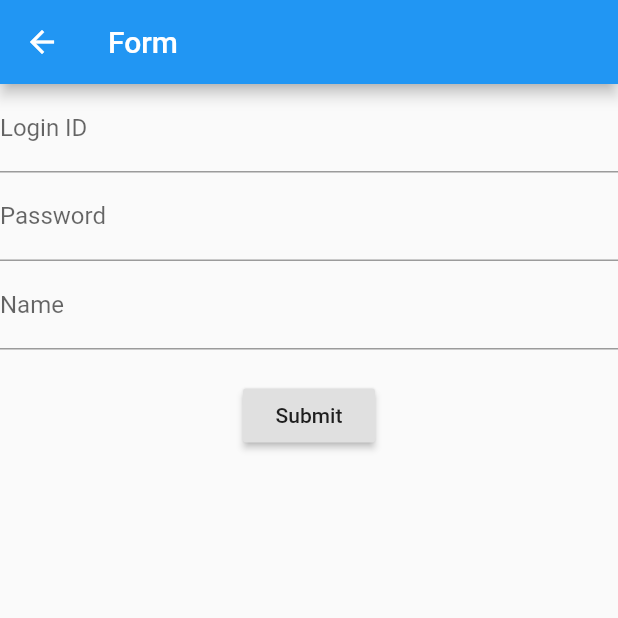
After one commit to tri-star/flutter-practice, a Flutter app: the FormScreen screen opened by its route, on a phone screen of 412 x 824 dp, the top half of it. The commit adds this screen. Run offline on Flutter 3.47's test engine with Material 2 defaults, Android fonts, the phone set to English and light mode, and no system bars.

Commit message:
フォームのテスト用画面を追加

```diff
--- a/lib/main.dart
+++ b/lib/main.dart
@@ -1,6 +1,6 @@
 import 'package:flutter/material.dart';
+import 'package:flutter_practice/screens/form.dart';
 import 'package:flutter_practice/screens/practice_menu.dart';
-
 import 'package:flutter_practice/screens/layout_practice.dart';
 import 'package:flutter_practice/screens/state_with_inherit.dart';
 import 'package:flutter_practice/screens/state_with_provider/state_with_provider.dart';
@@ -21,6 +21,7 @@ class MyApp extends StatelessWidget {
         '/state-with-inherit': (BuildContext context) => StateWithInherit(),
         '/state-with-provider': (BuildContext context) => StateWithProvider(),
         '/web-api': (BuildContext context) => WebApi(),
+        '/form': (BuildContext context) => FormScreen(),
       },
       home: PracticeMenu(),
 
--- /dev/null
+++ b/lib/screens/form.dart
@@ -0,0 +1,60 @@
+import 'package:flutter/material.dart';
+
+
+class FormScreen extends StatelessWidget {
+  @override
+  Widget build(BuildContext context) {
+    return Scaffold(
+      appBar: AppBar(title: Text('Form')),
+      body: UserRegistForm(),
+    );
+  }
+}
+
+class UserRegistForm extends StatefulWidget {
+  @override
+  State<StatefulWidget> createState() => UserRegistFormState();
+}
+
+
+class UserRegistFormState extends State<UserRegistForm> {
+
+  final _formKey = GlobalKey<FormState>();
+
+  @override
+  Widget build(BuildContext context) {
+    return Form(
+      key: _formKey,
+      child: Column(
+        children: [
+          TextFormField(
+            decoration: InputDecoration(
+              labelText: 'Login ID',
+            ),
+          ),
+          TextFormField(
+            decoration: InputDecoration(
+              labelText: 'Password',
+            ),
+          ),
+          TextFormField(
+            decoration: InputDecoration(
+              labelText: 'Name',
+            ),
+          ),
+          Padding(
+            padding: EdgeInsets.only(top: 20),
+            child: RaisedButton(
+              child: Text('Submit'),
+              onPressed: () {
+                Scaffold.of(context).showSnackBar(SnackBar(
+                  content: Text('Submitted')
+                ));
+              },
+            ),
+          )
+        ]
+      )
+    );
+  }
+}
--- a/lib/screens/practice_menu.dart
+++ b/lib/screens/practice_menu.dart
@@ -31,6 +31,9 @@ class MenuList extends StatelessWidget {
         }),
         MenuItem(title: 'Web API', onTap: () {
           Navigator.of(context).pushNamed('/web-api');
+        }),
+        MenuItem(title: 'Form', onTap: () {
+          Navigator.of(context).pushNamed('/form');
         }),
       ]
     );
```
